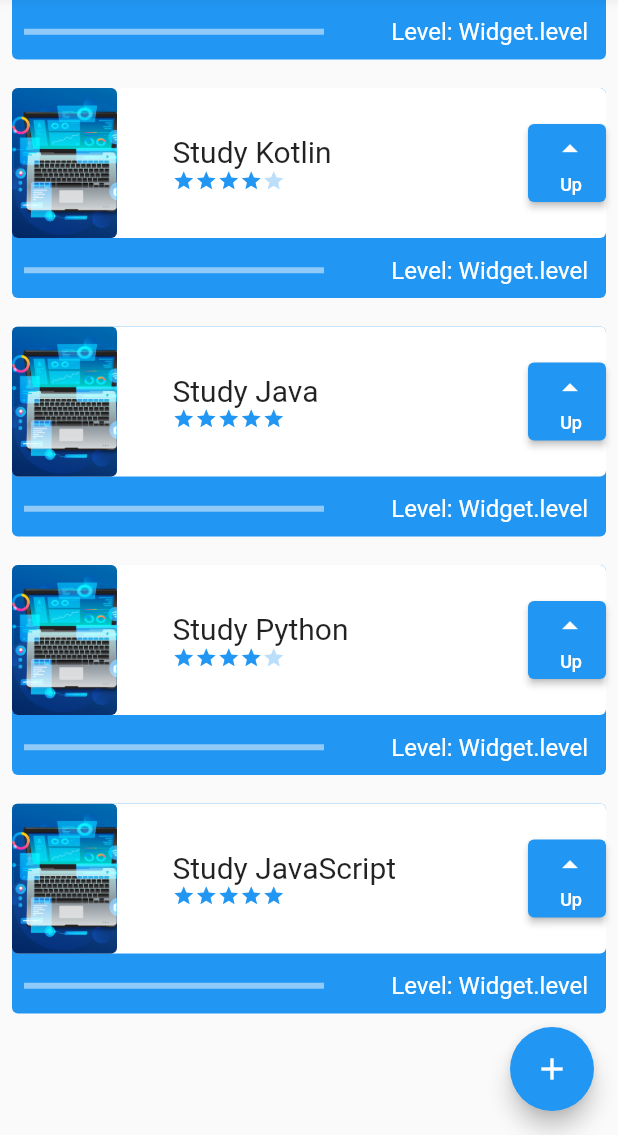
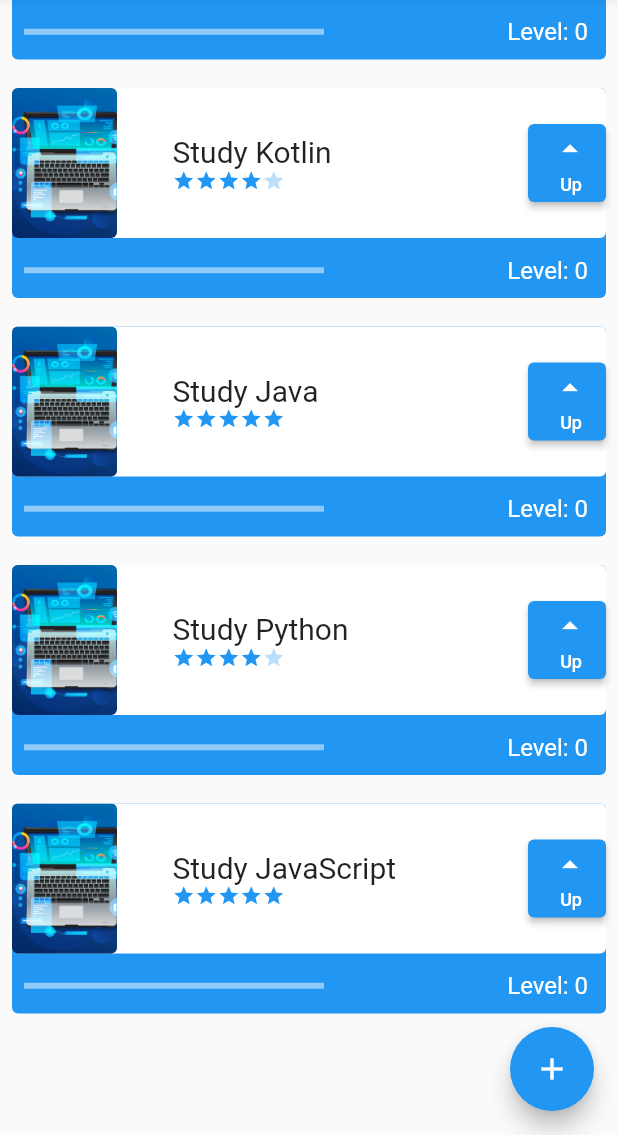
Before and after one commit to mayndi15/Tasks, a Flutter app: the screen it shows after launch, scrolled down 423 dp, on a phone screen of 412 x 824 dp, the part 101-1236 px from its top. Run offline on Flutter 3.47's test engine with Material 2 defaults, Android fonts, the phone set to English and light mode, and no system bars.

Commit message:
Ajusts level

```diff
--- a/lib/components/task.dart
+++ b/lib/components/task.dart
@@ -119,7 +119,7 @@ class _TaskState extends State<Task> {
                   Padding(
                     padding: const EdgeInsets.all(12),
                     child: Text(
-                      'Level: $widget.level',
+                      'Level: ${widget.level}',
                       style: const TextStyle(color: Colors.white, fontSize: 16),
                     ),
                   ),
```
